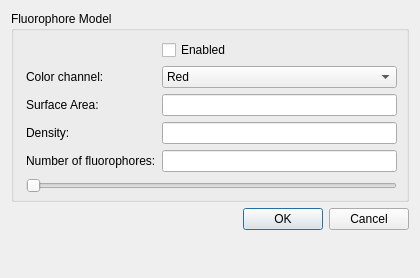
CISMM/MicroscopeSimulator2, file apps/MicroscopeSimulator/FluorophoreModelDialog.ui: the form before one commit.
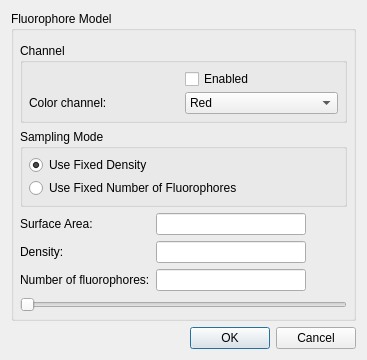
The form after the commit.

Commit message: Simplified the interface.

Diff of the .ui file:
```diff
--- a/apps/MicroscopeSimulator/FluorophoreModelDialog.ui
+++ b/apps/MicroscopeSimulator/FluorophoreModelDialog.ui
@@ -6,8 +6,8 @@
    <rect>
     <x>0</x>
     <y>0</y>
-    <width>420</width>
-    <height>278</height>
+    <width>367</width>
+    <height>359</height>
    </rect>
   </property>
   <property name="windowTitle">
@@ -20,16 +20,43 @@
       <string>Fluorophore Model</string>
      </property>
      <layout class="QFormLayout" name="formLayout">
+      <property name="fieldGrowthPolicy">
+       <enum>QFormLayout::FieldsStayAtSizeHint</enum>
+      </property>
+      <property name="horizontalSpacing">
+       <number>6</number>
+      </property>
+      <property name="verticalSpacing">
+       <number>6</number>
+      </property>
       <property name="leftMargin">
+       <number>6</number>
+      </property>
+      <property name="topMargin">
        <number>12</number>
       </property>
+      <property name="rightMargin">
+       <number>6</number>
+      </property>
       <property name="bottomMargin">
        <number>6</number>
       </property>
-      <item row="0" column="1">
-       <widget class="QCheckBox" name="gui_EnabledCheckBox">
+      <item row="1" column="0" colspan="2">
+       <widget class="QGroupBox" name="groupBox_2">
+        <property name="title">
+         <string>Channel</string>
+        </property>
+        <layout class="QGridLayout" name="gridLayout">
+         <property name="margin">
+          <number>6</number>
+         </property>
+         <property name="spacing">
+          <number>3</number>
+         </property>
+         <item row="1" column="0">
+          <widget class="QLabel" name="gui_ColorChannelLabel">
         <property name="text">
-         <string>Enabled</string>
+            <string>Color channel:</string>
         </property>
        </widget>
       </item>
@@ -57,38 +84,93 @@
         </item>
        </widget>
       </item>
-      <item row="1" column="0">
-       <widget class="QLabel" name="gui_ColorChannelLabel">
+         <item row="0" column="1">
+          <widget class="QCheckBox" name="gui_EnabledCheckBox">
         <property name="text">
-         <string>Color channel:</string>
+            <string>Enabled</string>
         </property>
        </widget>
       </item>
-      <item row="3" column="1">
-       <widget class="QLineEdit" name="gui_DensityEdit">
-        <property name="minimumSize">
-         <size>
-          <width>150</width>
-          <height>0</height>
-         </size>
+        </layout>
+       </widget>
+      </item>
+      <item row="2" column="0" colspan="2">
+       <widget class="QGroupBox" name="groupBox">
+        <property name="title">
+         <string>Sampling Mode</string>
         </property>
+        <layout class="QVBoxLayout" name="verticalLayout_2">
+         <property name="spacing">
+          <number>3</number>
+         </property>
+         <property name="margin">
+          <number>6</number>
+         </property>
+         <item>
+          <widget class="QRadioButton" name="radioButton">
+           <property name="text">
+            <string>Use Fixed Density</string>
+           </property>
+           <property name="checked">
+            <bool>true</bool>
+           </property>
+          </widget>
+         </item>
+         <item>
+          <widget class="QRadioButton" name="radioButton_2">
+           <property name="text">
+            <string>Use Fixed Number of Fluorophores</string>
+           </property>
+          </widget>
+         </item>
+        </layout>
        </widget>
       </item>
       <item row="3" column="0">
+       <widget class="QLabel" name="gui_AreaLabel">
+        <property name="text">
+         <string>Surface Area:</string>
+        </property>
+       </widget>
+      </item>
+      <item row="3" column="1">
+       <widget class="QLineEdit" name="gui_AreaEdit">
+        <property name="minimumSize">
+         <size>
+          <width>150</width>
+          <height>0</height>
+         </size>
+        </property>
+        <property name="readOnly">
+         <bool>true</bool>
+        </property>
+       </widget>
+      </item>
+      <item row="4" column="0">
        <widget class="QLabel" name="gui_DensityLabel">
         <property name="text">
          <string>Density:</string>
         </property>
        </widget>
       </item>
-      <item row="4" column="0">
+      <item row="4" column="1">
+       <widget class="QLineEdit" name="gui_DensityEdit">
+        <property name="minimumSize">
+         <size>
+          <width>150</width>
+          <height>0</height>
+         </size>
+        </property>
+       </widget>
+      </item>
+      <item row="5" column="0">
        <widget class="QLabel" name="gui_NumberOfFluorophoresLabel">
         <property name="text">
          <string>Number of fluorophores:</string>
         </property>
        </widget>
       </item>
-      <item row="4" column="1">
+      <item row="5" column="1">
        <widget class="QLineEdit" name="gui_NumberOfFluorophoresEdit">
         <property name="minimumSize">
          <size>
@@ -98,27 +180,7 @@
         </property>
        </widget>
       </item>
-      <item row="2" column="0">
-       <widget class="QLabel" name="gui_AreaLabel">
-        <property name="text">
-         <string>Surface Area:</string>
-        </property>
-       </widget>
-      </item>
-      <item row="2" column="1">
-       <widget class="QLineEdit" name="gui_AreaEdit">
-        <property name="minimumSize">
-         <size>
-          <width>150</width>
-          <height>0</height>
-         </size>
-        </property>
-        <property name="readOnly">
-         <bool>true</bool>
-        </property>
-       </widget>
-      </item>
-      <item row="5" column="0" colspan="2">
+      <item row="6" column="0" colspan="2">
        <widget class="QSlider" name="gui_NumberOfFluorophoresSlider">
         <property name="maximum">
          <number>100000</number>
```
Lines whose indentation alone changed are shown as unchanged.
